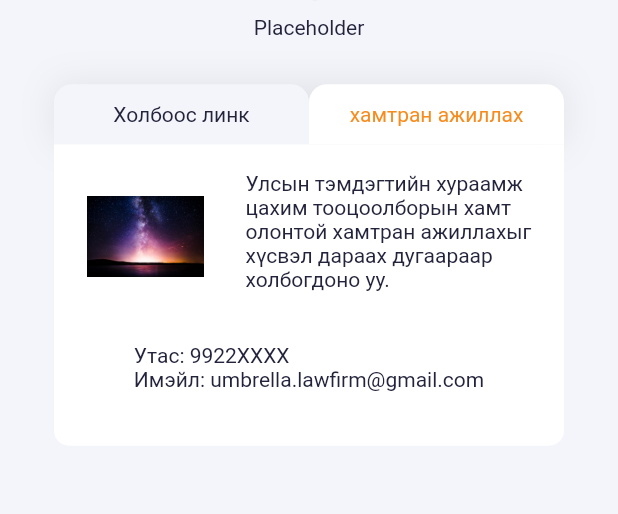
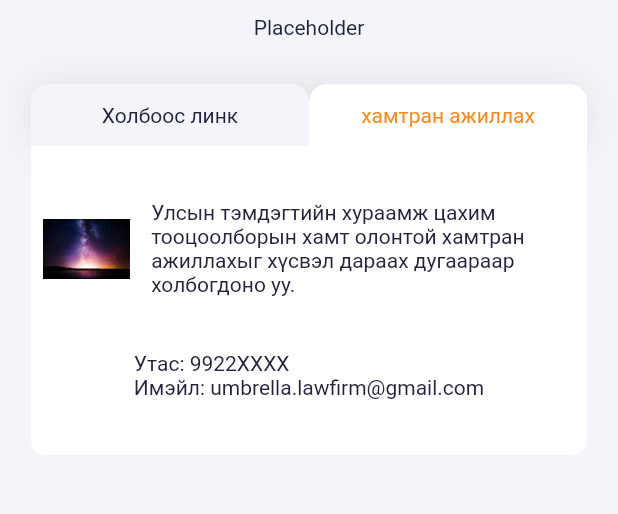
Before and after one commit to temka0170/lawapp, a Flutter app: the MyHome screen opened directly, after a tap on "хамтран ажиллах", on a phone screen of 412 x 824 dp, the part 587-1101 px from its top. Run offline on Flutter 3.47's test engine with Material 2 defaults, Android fonts, the light colour scheme and no system bars; our stand-ins replace carousel_slider, curved_navigation_bar, flutter_custom_clippers; missing offline and left inert: flutter_phone_direct_caller; Roboto replaces fonts that are missing (SFProDisplay); project files that could hold a hidden picture were left out.

Commit message:
updated home,more page to be responsive

```diff
--- a/lib/custom_func_data/home_table.dart
+++ b/lib/custom_func_data/home_table.dart
@@ -21,13 +21,15 @@ class _HomeContainerState extends State<HomeContainer> {
   @override
   Widget build(BuildContext context) {
     //content table container
+    double maxWidth = MediaQuery.of(context).size.width;
+    double maxHeight = MediaQuery.of(context).size.height;
     return Padding(
       padding: EdgeInsets.only(top: 30.0),
       child: Column(
         children: [
           Container(
-            width: 340.0,
-            height: 40.0,
+            width: maxWidth * 0.9,
+            height: maxHeight * 0.05,
             decoration: BoxDecoration(
               color: Color(0xfff4f5fa).withOpacity(0.0),
               border: Border.all(
@@ -120,8 +122,8 @@ class _HomeContainerState extends State<HomeContainer> {
           ),
           //container of tab items
           Container(
-            width: 340.0,
-            height: 201.0,
+            width: maxWidth * 0.9,
+            height: maxHeight * 0.25,
             decoration: BoxDecoration(
               borderRadius:
                   BorderRadius.vertical(bottom: Radius.circular(10.0)),
@@ -201,24 +203,27 @@ class Association extends StatelessWidget {
   @override
   Widget build(BuildContext context) {
     return Column(
+      mainAxisAlignment: MainAxisAlignment.spaceEvenly,
       children: <Widget>[
-        Padding(
-          padding: const EdgeInsets.only(top: 18.0),
+        Expanded(
+          flex: 4,
           child: Row(
+            mainAxisAlignment: MainAxisAlignment.spaceEvenly,
             children: <Widget>[
-              Padding(
-                padding: const EdgeInsets.only(left: 21.7),
-                child: Image(
-                  width: 78.0,
-                  height: 73.0,
-                  image: AssetImage('assets/images/galaxy.jpg'),
+              Expanded(
+                flex: 1,
+                child: Padding(
+                  padding: const EdgeInsets.all(8.0),
+                  child: Image(
+                    image: AssetImage('assets/images/galaxy.jpg'),
+                    fit: BoxFit.fill,
+                  ),
                 ),
               ),
-              Padding(
-                padding: const EdgeInsets.only(left: 28.0),
-                child: SizedBox(
-                  width: 200.0,
-                  height: 87.0,
+              Expanded(
+                flex: 4,
+                child: Padding(
+                  padding: const EdgeInsets.all(6.0),
                   child: Text(
                     "Улсын тэмдэгтийн хураамж цахим тооцоолборын хамт олонтой хамтран ажиллахыг хүсвэл дараах дугаараар холбогдоно уу.",
                     style: TextStyle(
@@ -235,8 +240,8 @@ class Association extends StatelessWidget {
             ],
           ),
         ),
-        Padding(
-          padding: const EdgeInsets.only(top: 28.0, left: 0.0),
+        Expanded(
+          flex: 2,
           child: Text(
             "Утас: 9922ХХХХ\nИмэйл: umbrella.lawfirm@gmail.com",
             style: TextStyle(
@@ -279,17 +284,17 @@ class BoxItems extends StatelessWidget {
     return Column(
       children: [
         Row(
+          mainAxisAlignment: MainAxisAlignment.spaceAround,
           children: <Widget>[
-            Padding(
-              padding: const EdgeInsets.only(left: 25.0),
+            Expanded(
+              flex: 1,
               child: Image.asset(
                 imgPath,
-                width: 55.0,
-                height: 55.0,
                 fit: BoxFit.fill,
               ),
             ),
             Expanded(
+              flex: 4,
               child: FlatButton(
                 onPressed: () {
                   _launchURL(url);
@@ -312,7 +317,7 @@ class BoxItems extends StatelessWidget {
         Padding(
           padding: const EdgeInsets.only(top: 12.0),
           child: Container(
-            width: 280.0,
+            width: MediaQuery.of(context).size.width * 0.75,
             height: 1.0,
             color: Color(0xff23233c).withOpacity(0.1),
           ),
```
Also changed, not shown: lib/custom_func_data/more_table.dart (+4 -4 lines), lib/navigating_pages/more.dart (+30 -9 lines).
